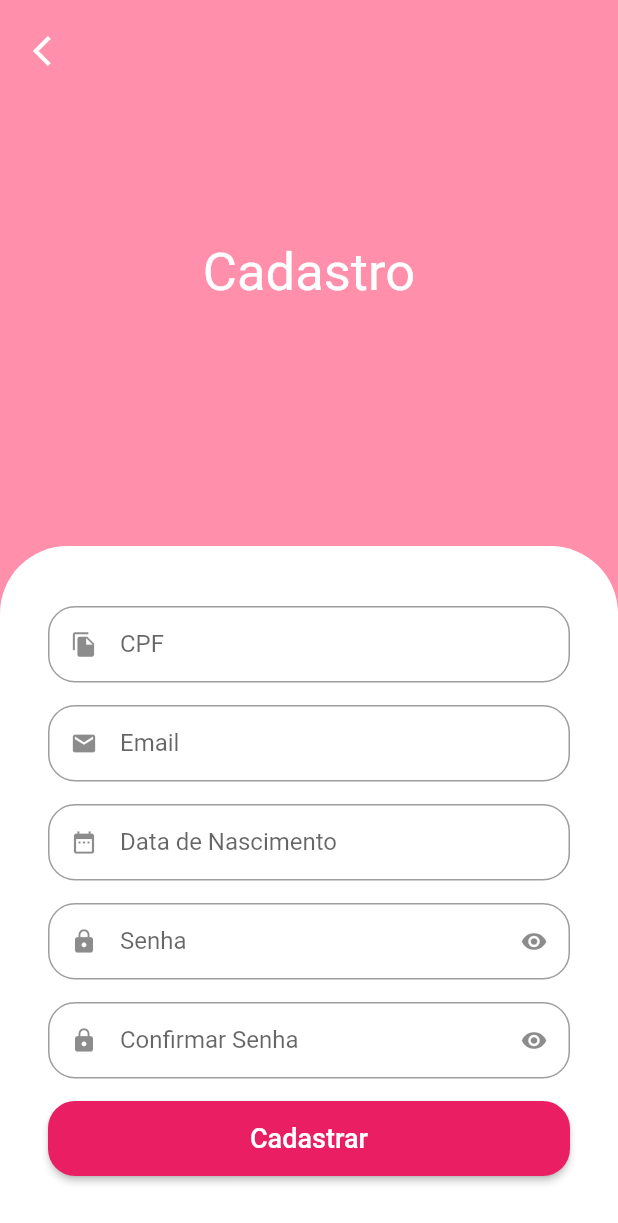
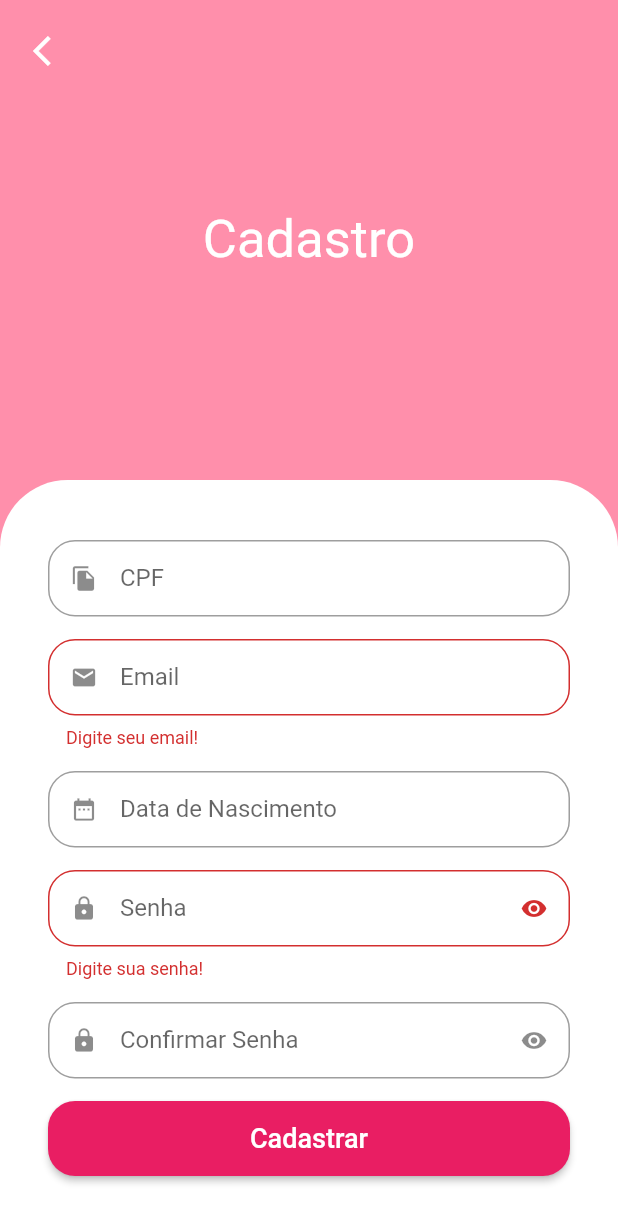
Before and after one commit to PedroPrazz/projetinho, a Flutter app: the SignUpScreen screen opened directly, after a tap on "Cadastrar", on a phone screen of 412 x 824 dp. Shown: the top 1223 px of the screen. Run offline on Flutter 3.47's test engine with Material 2 defaults, Android fonts, the light colour scheme and no system bars; our stand-ins replace animated_text_kit, flutter_secure_storage, get, mask_text_input_formatter; missing offline and left inert: dart:js_interop; accounts and stored records are empty; network calls fail.

Commit message:
validator nos campos email e senha

```diff
--- a/lib/main.dart
+++ b/lib/main.dart
@@ -15,7 +15,7 @@ class MyApp extends StatelessWidget {
         primarySwatch: Colors.pink,
       ),
       debugShowCheckedModeBanner: false,
-      home: const SignInScreen(),
+      home: SignInScreen(),
     );
   }
 }
--- a/lib/src/auth/components/custom_text_field.dart
+++ b/lib/src/auth/components/custom_text_field.dart
@@ -7,6 +7,7 @@ class CustomTextField extends StatefulWidget {
   final bool isSecret;
   final List<TextInputFormatter>? inputFormatters;
   final TextEditingController? controller;
+  final String? Function(String?)? validator;
 
 
   const CustomTextField({
@@ -16,6 +17,7 @@ class CustomTextField extends StatefulWidget {
     this.isSecret = false,
     this.inputFormatters,
     this.controller,
+    this.validator,
   }) : super(key: key);
 
   @override
@@ -39,6 +41,7 @@ class _CustomTextFieldState extends State<CustomTextField> {
         inputFormatters: widget.inputFormatters,
         controller: widget.controller,
         obscureText: isObscure,
+        validator: widget.validator,
         decoration: InputDecoration(
           prefixIcon: Icon(widget.icon),
           suffixIcon: widget.isSecret
--- a/lib/src/auth/sign_in_screen.dart
+++ b/lib/src/auth/sign_in_screen.dart
@@ -1,5 +1,6 @@
 import 'package:animated_text_kit/animated_text_kit.dart';
 import 'package:flutter/material.dart';
+import 'package:get/get.dart';
 import 'package:projetinho/src/auth/sign_up_screen.dart';
 import 'package:projetinho/src/config/custom_colors.dart';
 import '../../api/service/getFindbyIDService.dart';
@@ -8,7 +9,9 @@ import 'components/custom_text_field.dart';
 import 'homePage.dart';
 
 class SignInScreen extends StatelessWidget {
-  const SignInScreen({super.key});
+  SignInScreen({super.key});
+
+  final _formKey = GlobalKey<FormState>();
 
   @override
   Widget build(BuildContext context) {
@@ -84,6 +87,8 @@ class SignInScreen extends StatelessWidget {
                     top: Radius.circular(45),
                   ),
                 ),
+                child: Form(
+                  key: _formKey,
                   child: Column(
                     crossAxisAlignment: CrossAxisAlignment.stretch,
                     children: [
@@ -91,12 +96,29 @@ class SignInScreen extends StatelessWidget {
                         controller: emailController,
                         icon: Icons.email,
                         label: 'Email',
+                        validator: (email) {
+                          if (email == null || email.isEmpty)
+                            return 'Digite seu email!';
+
+                          if (email.isEmail) return 'Digite um email válido!';
+
+                          return null;
+                        },
                       ),
                       CustomTextField(
                         controller: passwordController,
                         icon: Icons.lock,
                         label: 'Senha',
                         isSecret: true,
+                        validator: (senha) {
+                          if (senha == null || senha.isEmpty) {
+                            return 'Digite sua senha!';
+                          }
+                          if (senha.length < 8) {
+                            return 'Digite uma senha com pelo menos 7 caracteres.';
+                          }
+                          return null;
+                        },
                       ),
                       SizedBox(
                         height: 50,
@@ -109,6 +131,11 @@ class SignInScreen extends StatelessWidget {
                           onPressed: () async {
                             bool loggedIn = await LoginService.getLogin(
                                 emailController.text, passwordController.text);
+                            if (_formKey.currentState!.validate()) {
+                              print('Todos os campos estão válidos');
+                            } else {
+                              print('Campos não válidos');
+                            }
                             if (loggedIn) {
                               if (passwordController.text == 'abcdefgh') {
                                 Navigator.push(
@@ -200,6 +227,7 @@ class SignInScreen extends StatelessWidget {
                     ],
                   ),
                 ),
+              ),
             ],
           ),
         ),
--- a/lib/src/auth/sign_up_screen.dart
+++ b/lib/src/auth/sign_up_screen.dart
@@ -1,4 +1,5 @@
 import 'package:flutter/material.dart';
+import 'package:get/get.dart';
 import 'package:mask_text_input_formatter/mask_text_input_formatter.dart';
 import 'package:projetinho/src/auth/components/custom_text_field.dart';
 import 'package:projetinho/src/config/custom_colors.dart';
@@ -6,9 +7,16 @@ import 'package:projetinho/src/config/custom_colors.dart';
 class SignUpScreen extends StatelessWidget {
   SignUpScreen({Key? key}) : super(key: key);
 
+  final _formKey = GlobalKey<FormState>();
+
   final cpfFormartter = MaskTextInputFormatter(
-    mask: '##-#####-####',
-    filter: {'#': RegExp( r'[0-9]')},
+    mask: '###-#####-####',
+    filter: {'#': RegExp(r'[0-9]')},
+  );
+
+  final dataFormartter = MaskTextInputFormatter(
+    mask: '##/##/####',
+    filter: {'#': RegExp(r'[0-8]')},
   );
 
   // final phoneFormartter = MaskTextInputFormatter(
@@ -51,6 +59,8 @@ class SignUpScreen extends StatelessWidget {
                         top: Radius.circular(45),
                       ),
                     ),
+                    child: Form(
+                      key: _formKey,
                       child: Column(
                         crossAxisAlignment: CrossAxisAlignment.stretch,
                         children: [
@@ -59,18 +69,36 @@ class SignUpScreen extends StatelessWidget {
                             label: 'CPF',
                             inputFormatters: [cpfFormartter],
                           ),
-                        const CustomTextField(
+                          CustomTextField(
                             icon: Icons.email,
                             label: 'Email',
+                            validator: (email) {
+                              if (email == null || email.isEmpty)
+                                return 'Digite seu email!';
+
+                              if (email.isEmail) return 'Digite um email válido!';
+
+                              return null;
+                            },
                           ),
-                        const CustomTextField(
+                          CustomTextField(
                             icon: Icons.date_range,
                             label: 'Data de Nascimento',
+                            inputFormatters: [dataFormartter],
                           ),
-                        const CustomTextField(
+                          CustomTextField(
                             icon: Icons.lock,
                             label: 'Senha',
                             isSecret: true,
+                            validator: (senha) {
+                              if (senha == null || senha.isEmpty) {
+                                return 'Digite sua senha!';
+                              }
+                              if (senha.length < 8) {
+                                return 'Digite uma senha com pelo menos 7 caracteres.';
+                              }
+                              return null;
+                            },
                           ),
                           const CustomTextField(
                             icon: Icons.lock,
@@ -85,7 +113,14 @@ class SignUpScreen extends StatelessWidget {
                                   borderRadius: BorderRadius.circular(18),
                                 ),
                               ),
-                            onPressed: () {},
+                              onPressed: () {
+
+                                if(_formKey.currentState!.validate()){
+                                  print('Todos os campos estão válidos');
+                                }else{
+                                  print('Campos não válidos');
+                                }
+                              },
                               child: const Text(
                                 'Cadastrar',
                                 style: TextStyle(
@@ -95,6 +130,7 @@ class SignUpScreen extends StatelessWidget {
                             ),
                           ),
                         ],
+                      ),
                     ),
                   ),
                 ],
@@ -107,7 +143,10 @@ class SignUpScreen extends StatelessWidget {
                     onPressed: () {
                       Navigator.of(context).pop();
                     },
-                    icon: const Icon(Icons.arrow_back_ios, color: Colors.white,),
+                    icon: const Icon(
+                      Icons.arrow_back_ios,
+                      color: Colors.white,
+                    ),
                   ),
                 ),
               ),
--- a/pubspec.yaml
+++ b/pubspec.yaml
@@ -37,6 +37,7 @@ dependencies:
   cupertino_icons: ^1.0.2
   animated_text_kit: ^4.2.2
   mask_text_input_formatter: ^2.5.0
+  get: ^4.6.5
 
 dev_dependencies:
   flutter_test:
```
Also changed, not shown: pubspec.lock. Lines whose indentation alone changed are shown as unchanged.
